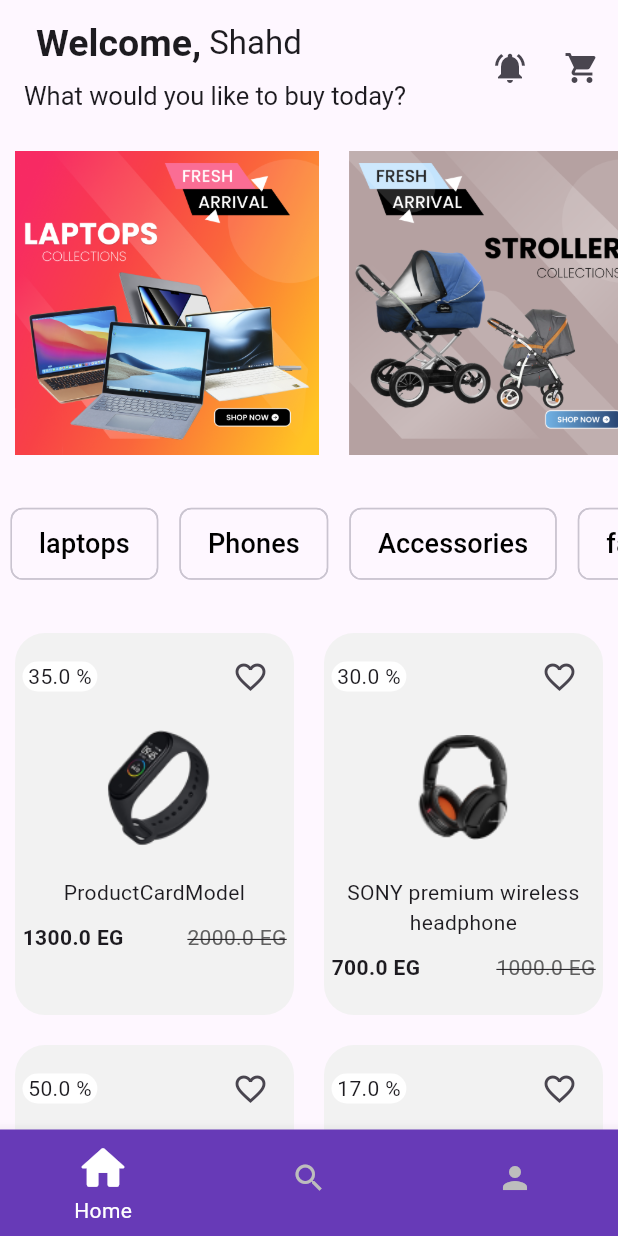
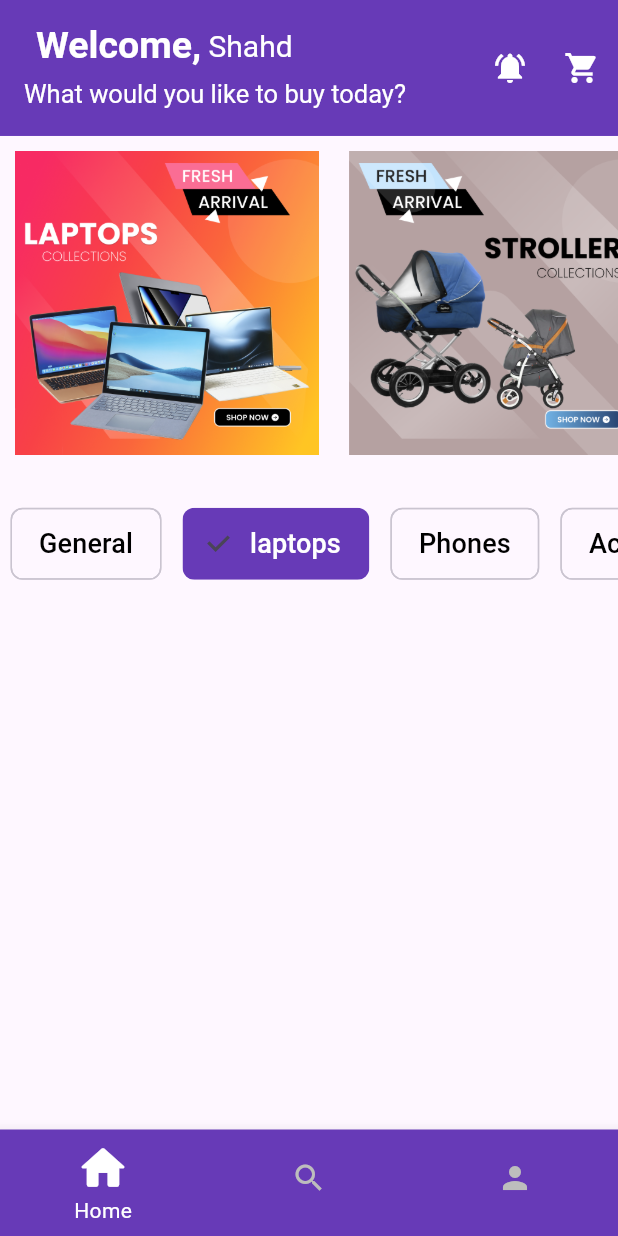
Before and after one commit to SHahdAyman20/e_commerce_app, a Flutter app: the screen it shows after launch, after a tap on "laptops", on a phone screen of 412 x 824 dp. Run offline on Flutter 3.47's test engine with Material 3 defaults, Android fonts, the phone set to English and light mode, and no system bars; our stand-ins replace dio, flutter_svg, responsive_sizer, shared_preferences.

```diff
--- a/lib/main.dart
+++ b/lib/main.dart
@@ -1,5 +1,4 @@
 import 'package:e_commerce_app/screens/e_main_screen.dart';
-import 'package:e_commerce_app/screens/e_login_screen.dart';
 import 'package:e_commerce_app/cores/app_dio.dart';
 import 'package:e_commerce_app/singleton/shared_preferences.dart';
 import 'package:flutter/material.dart';
@@ -25,7 +24,7 @@ class MyApp extends StatelessWidget {
           primarySwatch: Colors.deepPurple,
         ),
         debugShowCheckedModeBanner: false,
-        home:const EMainScreen(),
+         home: const EMainScreen(),
       );
       }
     );
--- a/lib/models/product_card_model.dart
+++ b/lib/models/product_card_model.dart
@@ -5,12 +5,18 @@ class ProductCardModel{
   double productPriceAfterSale;
   double productPriceBeforeSale;
   double discount;
+  bool isFav= false;
+  String category;
+
 
   ProductCardModel({
       required this.productImage,
       required this.productDescription,
       required this.productPriceAfterSale,
       required this.productPriceBeforeSale,
-      required this.discount
-      });
+      required this.discount,
+      required this.isFav,
+    required this.category
+
+  });
 }
--- a/lib/screens/e_home_screen.dart
+++ b/lib/screens/e_home_screen.dart
@@ -1,3 +1,4 @@
+import 'package:e_commerce_app/models/product_card_model.dart';
 import 'package:e_commerce_app/widgets/baners.dart';
 import 'package:e_commerce_app/widgets/categories.dart';
 import 'package:e_commerce_app/widgets/product_card.dart';
@@ -14,24 +15,111 @@ class EHomeScreen extends StatefulWidget{
 
 }
 class EHomeScreenState extends State<EHomeScreen>{
+
+  List<String> categories = [
+    'General',
+    'laptops',
+    'Phones',
+    'Accessories',
+    'fashions',
+    'Electronics',
+    'Shoes',
+  ];
+
+  List<ProductCardModel> product = [
+    ProductCardModel(
+      productImage: 'assets/Mi-Smart.png',
+      productDescription: 'Redmi Note 4',
+      productPriceAfterSale: 1300,
+      productPriceBeforeSale: 2000,
+      discount: 35,
+      isFav: false,
+      category: 'Phones',
+    ),
+    ProductCardModel(
+      productImage: 'assets/headphone.png',
+      productDescription: 'SONY premium wireless headphone',
+      productPriceAfterSale: 700,
+      productPriceBeforeSale: 1000,
+      discount: 30,
+      isFav: false,
+      category: 'Accessories',
+    ),
+    ProductCardModel(
+      productImage: 'assets/shirt.png',
+      productDescription: 'Lycra Men’s shirt',
+      productPriceAfterSale: 250,
+      productPriceBeforeSale: 500,
+      discount: 50,
+      isFav: false,
+      category: 'fashions',
+
+    ),
+    ProductCardModel(
+      productImage: 'assets/shoes.png',
+      productDescription: 'Nike/L v Air-force 1',
+      productPriceAfterSale: 1000,
+      productPriceBeforeSale: 1200,
+      discount: 17,
+      isFav: false,
+      category: 'Shoes',
+
+    ),
+  ];
+
+  List<ProductCardModel> filteredProducts = [];
+
+  int selectedIndex = 0;
+
+  @override
+  void initState() {
+    super.initState();
+    filterProducts();
+  }
+
+  void filterProducts() {
+    if (selectedIndex == 0) {
+      filteredProducts = List.from(product);
+    } else{
+      filteredProducts = product.where((p) => p.category == categories[selectedIndex]).toList();
+  }
+  }
+
+
   @override
   Widget build(BuildContext context) {
     final screenHeight = MediaQuery.of(context).size.height;
-    final screenWidth = MediaQuery.of(context).size.width;
+    //final screenWidth = MediaQuery.of(context).size.width;
 
     return Scaffold(
       body: ListView(
         children: [
+          // banners
           SizedBox(
               height: screenHeight * 0.27,
               child: Banners()
           ),
+          // categories
           SizedBox(
               height: screenHeight * 0.12,
-              child: Categories()),
+              child:  Categories(
+                categories: categories,
+                selectedIndex: selectedIndex,
+                onCategorySelected: (index) {
+                  setState(() {
+                    selectedIndex = index;
+                    filterProducts();
+                  });
+                },
+              ),
+          ),
+          // products
           SizedBox(
               height: screenHeight * 0.7,
-              child: ProductCard())
+              child:  ProductCard(
+                  products: filteredProducts,
+              ),
+          )
         ],
       )
 
--- a/lib/screens/e_login_screen.dart
+++ b/lib/screens/e_login_screen.dart
@@ -42,8 +42,9 @@ class ELoginScreenState extends State<ELoginScreen> {
   // }
 
     final emailController = TextEditingController();
-  final passController = TextEditingController();
-  bool obscureText = false;
+    final passController = TextEditingController();
+
+    bool obscureText = false;
 
 
   @override
@@ -95,7 +96,6 @@ class ELoginScreenState extends State<ELoginScreen> {
               ),
             ),
             // login button
-            // sign in button
             SizedBox(height: 1.h,),
             ElevatedButton(
                 onPressed: () {
--- a/lib/screens/e_main_screen.dart
+++ b/lib/screens/e_main_screen.dart
@@ -1,4 +1,5 @@
 import 'package:e_commerce_app/screens/e_home_screen.dart';
+import 'package:e_commerce_app/widgets/bottom_nav_bar.dart';
 import 'package:flutter/material.dart';
 
 class EMainScreen extends StatefulWidget {
@@ -29,6 +30,10 @@ class _EMainScreenState extends State<EMainScreen> {
     return Scaffold(
       appBar: AppBar(
         toolbarHeight: screenHeight * 0.11,
+        backgroundColor: Colors.deepPurple,
+        titleTextStyle:const TextStyle(
+          color: Colors.white
+        ),
         title:  const Column(
           children: [
             Padding(
@@ -41,7 +46,7 @@ class _EMainScreenState extends State<EMainScreen> {
                   ),
                   Text(
                     ' Shahd',
-                    style: TextStyle(fontWeight: FontWeight.w400),
+                    style: TextStyle(fontWeight: FontWeight.w400,fontSize: 20),
                   ),
                 ],
               ),
@@ -62,52 +67,24 @@ class _EMainScreenState extends State<EMainScreen> {
         actions: [
           IconButton(
             onPressed: (){},
-            icon: const Icon(Icons.notifications_active),
+            icon: const Icon(Icons.notifications_active,color: Colors.white,),
           ),
           IconButton(
             onPressed: (){},
-            icon: const Icon(Icons.shopping_cart),
+            icon: const Icon(Icons.shopping_cart,color: Colors.white,),
           ),
         ],
       ),
       body: screens[currentIndex],
-      bottomNavigationBar: categoriesBottomNavigationBar(),
+      bottomNavigationBar: CategoriesBottomNavigationBar(
+        currentIndex: currentIndex,
+        onTap: (selectedIndex) {
+          setState(() {
+            currentIndex = selectedIndex;
+          });
+        },),
     );
   }
 
-  Widget categoriesBottomNavigationBar() {
-    return BottomNavigationBar(
-      backgroundColor: Colors.deepPurple,
-      selectedItemColor: Colors.white,
-      showSelectedLabels: true,
-      showUnselectedLabels: false,
-      type: BottomNavigationBarType.fixed,
-      unselectedItemColor: Colors.grey[400],
-      currentIndex: currentIndex,
-      selectedIconTheme: const IconThemeData(size: 37),
-      onTap: (selectedIndex) {
-        setState(() {
-          currentIndex = selectedIndex;
-        });
-      },
-      iconSize: 24,
-      items: const [
-        //home
-        BottomNavigationBarItem(
-          icon: Icon(Icons.home_rounded),
-          label: 'Home',
-        ),
-        //search
-        BottomNavigationBarItem(
-          icon: Icon(Icons.search),
-          label: 'Search',
-        ),
-        //profile
-        BottomNavigationBarItem(
-          icon: Icon(Icons.person),
-          label: 'Profile',
-        ),
-      ],
-    );
-  }
+
 }
--- a/lib/screens/e_register_screen.dart
+++ b/lib/screens/e_register_screen.dart
@@ -174,7 +174,7 @@ class ERegisterScreenState extends State<ERegisterScreen>{
     AppDio.post(
         endpoint: Endpoints.register,
       body: {
-          'name': nameController.text,
+        'name': nameController.text,
         'email': emailController.text,
         'password': passController.text,
         'phone': phoneController.text,
--- /dev/null
+++ b/lib/widgets/bottom_nav_bar.dart
@@ -0,0 +1,48 @@
+import 'package:flutter/material.dart';
+
+class CategoriesBottomNavigationBar extends StatefulWidget {
+    CategoriesBottomNavigationBar({super.key, required this.currentIndex, required this.onTap});
+
+    int currentIndex = 0;
+    ValueChanged onTap;
+
+  @override
+  State<CategoriesBottomNavigationBar> createState() => _CategoriesBottomNavigationBarState();
+}
+
+class _CategoriesBottomNavigationBarState extends State<CategoriesBottomNavigationBar> {
+
+
+  @override
+  Widget build(BuildContext context) {
+    return BottomNavigationBar(
+      backgroundColor: Colors.deepPurple,
+      selectedItemColor: Colors.white,
+      showSelectedLabels: true,
+      showUnselectedLabels: false,
+      type: BottomNavigationBarType.fixed,
+      unselectedItemColor: Colors.grey[400],
+      currentIndex: widget.currentIndex,
+      selectedIconTheme: const IconThemeData(size: 37),
+      onTap: widget.onTap,
+      iconSize: 24,
+      items: const [
+        //home
+        BottomNavigationBarItem(
+          icon: Icon(Icons.home_rounded),
+          label: 'Home',
+        ),
+        //search
+        BottomNavigationBarItem(
+          icon: Icon(Icons.search),
+          label: 'Search',
+        ),
+        //profile
+        BottomNavigationBarItem(
+          icon: Icon(Icons.person),
+          label: 'Profile',
+        ),
+      ],
+    );
+  }
+}
--- a/lib/widgets/categories.dart
+++ b/lib/widgets/categories.dart
@@ -1,44 +1,45 @@
 import 'package:flutter/material.dart';
 
 class Categories extends StatefulWidget {
-  Categories({super.key});
+
+  final List<String> categories;
+  final int selectedIndex;
+  final Function(int) onCategorySelected;
+
+  const Categories({
+    Key? key,
+    required this.categories,
+    required this.selectedIndex,
+    required this.onCategorySelected,
+  }) : super(key: key);
 
   @override
   State<Categories> createState() => _CategoriesState();
 }
 
 class _CategoriesState extends State<Categories> {
-  List<String> categories = [
-    'laptops',
-    'Phones',
-    'Accessories',
-    'fashions',
-    'Electronics',
-    'Shoes'
-  ];
 
-  int selectedIndex = 0;
 
   @override
   Widget build(BuildContext context) {
     return ListView.builder(
       scrollDirection: Axis.horizontal,
-      itemCount: categories.length,
+      itemCount: widget.categories.length,
       itemBuilder: (BuildContext context, int index) {
         return Container(
           padding:const EdgeInsets.all(7),
           child: ChoiceChip(
             padding:const EdgeInsets.all(10),
-            label: Text(categories[index]),
-            selected: selectedIndex == index,
+            label: Text(widget.categories[index]),
+            selected: widget.selectedIndex == index,
             selectedColor: Colors.deepPurple,
             labelStyle: TextStyle(
-              color: selectedIndex == index ? Colors.white : Colors.black,
+              color: widget.selectedIndex == index ? Colors.white : Colors.black,
               fontSize: 18
             ),
             onSelected: (bool selected) {
               setState(() {
-                selectedIndex = selected ? index : -1;
+                widget.onCategorySelected( selected ? index : -1);
               });
             },
           ),
--- a/lib/widgets/product_card.dart
+++ b/lib/widgets/product_card.dart
@@ -1,125 +1,147 @@
 import 'package:e_commerce_app/models/product_card_model.dart';
 import 'package:flutter/material.dart';
+import 'package:responsive_sizer/responsive_sizer.dart';
 
 class ProductCard extends StatefulWidget {
+
+  final List<ProductCardModel> products;
+
+  const ProductCard({Key? key, required this.products}) : super(key: key);
   @override
   State<StatefulWidget> createState() {
-    // TODO: implement createState
     return ProductCardState();
   }
 }
 
 class ProductCardState extends State<ProductCard> {
-  List<ProductCardModel> product = [
-    ProductCardModel(
-      productImage: 'assets/Mi-Smart.png',
-      productDescription: 'ProductCardModel',
-      productPriceAfterSale: 1300,
-      productPriceBeforeSale: 2000,
-      discount: 35,
-    ),
-    ProductCardModel(
-      productImage: 'assets/headphone.png',
-      productDescription: 'SONY premium wireless headphone',
-      productPriceAfterSale: 700,
-      productPriceBeforeSale: 1000,
-      discount: 30,
-    ),
-    ProductCardModel(
-      productImage: 'assets/shirt.png',
-      productDescription: 'Lycra Men’s shirt',
-      productPriceAfterSale: 250,
-      productPriceBeforeSale: 500,
-      discount: 50,
-    ),
-    ProductCardModel(
-      productImage: 'assets/shoes.png',
-      productDescription: 'Nike/L v Air-force 1',
-      productPriceAfterSale: 1000,
-      productPriceBeforeSale: 1200,
-      discount: 17,
-    ),
-  ];
-bool isFav= false;
+
+
+  List<ProductCardModel> filteredProducts = [];
+
+
 
   @override
   Widget build(BuildContext context) {
     final screenWidth = MediaQuery.of(context).size.width;
+    final screenHeight = MediaQuery.of(context).size.height;
 
     return SingleChildScrollView(
-
       child: GridView.count(
         shrinkWrap: true,
-          physics: NeverScrollableScrollPhysics(),
+        physics: const NeverScrollableScrollPhysics(),
         crossAxisCount: 2,
         scrollDirection: Axis.vertical,
-          childAspectRatio: 0.75, // Adjust this value to change the card size
+        childAspectRatio: 0.65,
+        mainAxisSpacing: 2,
+        // Adjust this value to change the card size
+        children: List.generate(
+          widget.products.length,
+          (index) {
 
-          children: List.generate(
-              product.length, (index) {
             return Container(
-              // width: screenWidth *0.3,
-              // height: 600,
-              padding: const EdgeInsets.all(5),
-              margin: const EdgeInsets.all(10),
+              padding: EdgeInsets.all(10.sp),
+              margin: EdgeInsets.all(15.sp),
               decoration: BoxDecoration(
-                color: const Color(0xffF2F2F2),
+                color: const Color(0xfff3eeee),
                 borderRadius: BorderRadius.circular(20),
               ),
               child: Column(
                 children: [
-                  Row(
+                  // discount%% and fav icon
+                  discountAndFavIcon(index),
+                  // product image
+                  productImage(index),
+                  // product details
+                  productDetails(index),
+                 //s const SizedBox(height: 10,),
+                  priceBeforeAndAfterSales(index)
+                ],
+              ),
+            );
+          },
+        ),
+      ),
+    );
+  }
+
+
+  Widget discountAndFavIcon(index){
+    return Row(
       mainAxisAlignment: MainAxisAlignment.spaceBetween,
       children: [
         Container(
+          padding: EdgeInsets.all(5.sp),
+          margin: EdgeInsets.all(10.sp),
           decoration: BoxDecoration(
-                          color:  Colors.white,
+            color: Colors.white,
             borderRadius: BorderRadius.circular(30),
           ),
-                        child: Text(
-                            ' ${product[index].discount} % '
+          child: Text(' ${widget.products[index].discount}% OFF '),
+        ),
+        IconButton(
+          onPressed: () {
+            setState(() {
+              widget.products[index].isFav =
+              !widget.products[index].isFav;
+            });
+          },
+          icon: Icon(
+            Icons.favorite,
+            color: (widget.products[index].isFav)
+                ? Colors.deepPurple
+                : const Color(0xff9A9A9A),
           ),
         ),
-                      IconButton(
-                          onPressed: (){},
-                          icon:const Icon(Icons.favorite_border,),
-                      )
       ],
+    );
+  }
+
+  Widget productImage(index){
+    return Expanded(
+      child: Image.asset(
+        widget.products[index].productImage,
+        height: double.infinity,
+        width: double.infinity,
+        fit: BoxFit.contain,
       ),
-                  Image.asset(product[index].productImage,height: 100,),
-                  const SizedBox(height: 10,),
-                  Text(
-                    product[index].productDescription,
+    );
+  }
+
+  Widget productDetails(index){
+    return IntrinsicHeight(
+      child: Padding(
+        padding: const EdgeInsets.all(8.0),
+        child: Text(
+          widget.products[index].productDescription,
           textAlign: TextAlign.center,
           maxLines: 2,
           overflow: TextOverflow.ellipsis,
+          style: TextStyle(fontSize: 18.sp),
         ),
-                  const SizedBox(height: 10,),
-
-                  Row(
-                    mainAxisAlignment: MainAxisAlignment.spaceBetween,
-                    children: [
-                      Text(
-                          '${product[index].productPriceAfterSale} EG',
-                        style:const TextStyle(
-                          fontWeight: FontWeight.bold
-                        ),
-                      ),
-                      Text(
-                        '${product[index].productPriceBeforeSale} EG',
-                        style: TextStyle(
-                            color: Colors.grey[700],
-                            decoration: TextDecoration.lineThrough
-                        ),
-                      ),
-                    ],
-                  )
-                ],
       ),
     );
   }
-      )
+
+  Widget priceBeforeAndAfterSales(index){
+    return Row(
+      mainAxisAlignment: MainAxisAlignment.spaceEvenly,
+      crossAxisAlignment: CrossAxisAlignment.start,
+      children: [
+        Text(
+          '${widget.products[index].productPriceAfterSale} EG',
+          style: const TextStyle(
+            fontWeight: FontWeight.bold,
           ),
+        ),
+        const SizedBox(height: 0,),
+        Text(
+          '${widget.products[index].productPriceBeforeSale} EG',
+          style: TextStyle(
+              color: Colors.grey[700],
+              decoration: TextDecoration.lineThrough),
+        ),
+        const SizedBox(height: 15,)
+      ],
     );
   }
 }
```
Also changed, not shown: pubspec.lock. Lines whose indentation alone changed are shown as unchanged.
